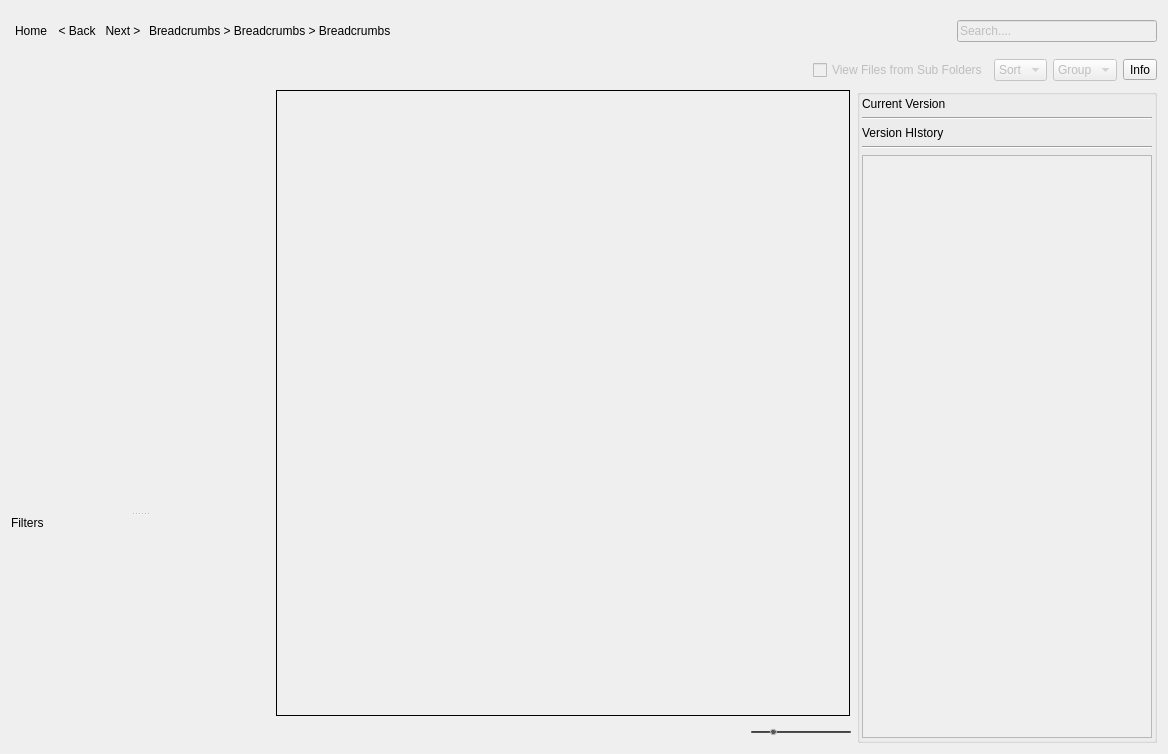
Old version of the form resources/dialog.ui in the repository shotgunsoftware/tk-multi-loader2.
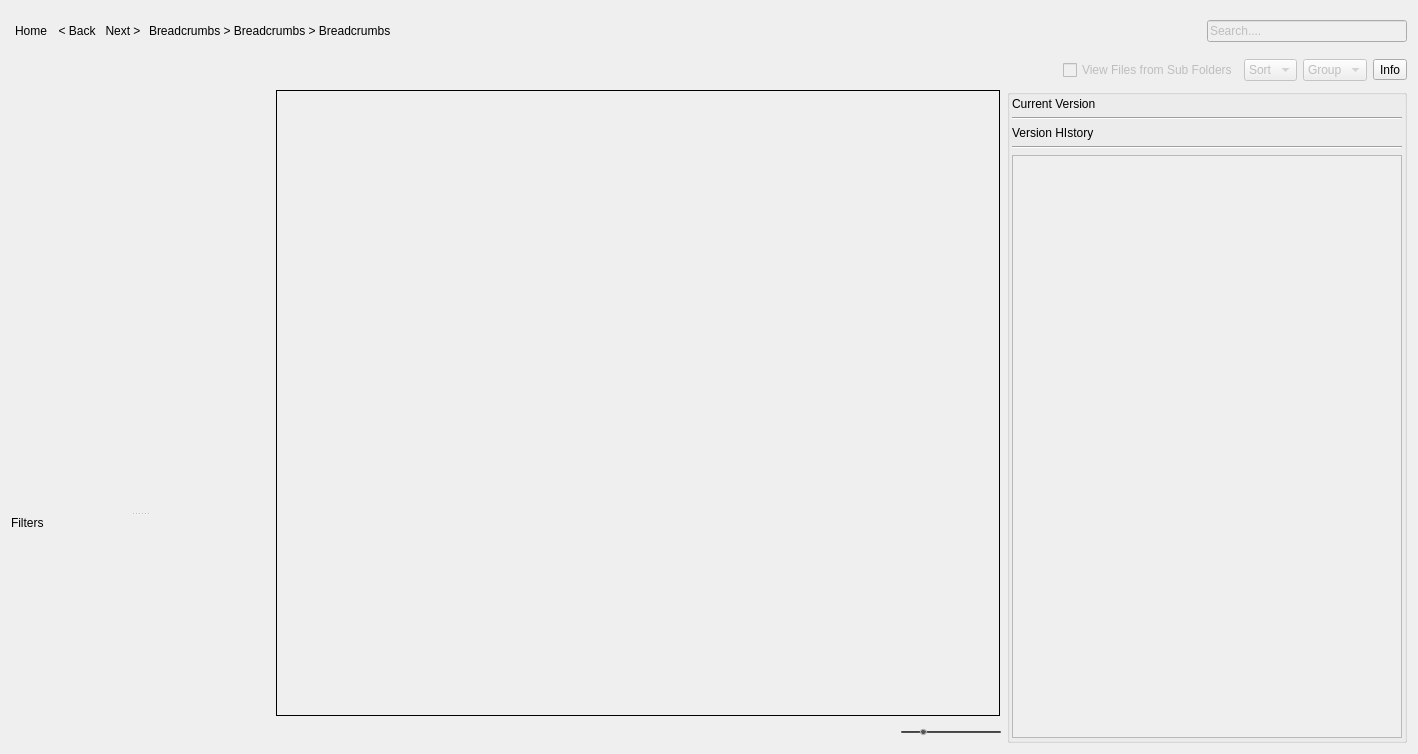
New version of the form. Icons and pictures are not drawn.

What changed in the file:
```diff
--- a/resources/dialog.ui
+++ b/resources/dialog.ui
@@ -6,7 +6,7 @@
    <rect>
     <x>0</x>
     <y>0</y>
-    <width>1168</width>
+    <width>1418</width>
     <height>754</height>
    </rect>
   </property>
@@ -370,13 +370,13 @@
     <widget class="QGroupBox" name="details">
      <property name="minimumSize">
       <size>
-       <width>300</width>
+       <width>400</width>
        <height>0</height>
       </size>
      </property>
      <property name="maximumSize">
       <size>
-       <width>300</width>
+       <width>400</width>
        <height>16777215</height>
       </size>
      </property>
@@ -438,7 +438,7 @@
               <rect>
                <x>0</x>
                <y>0</y>
-               <width>288</width>
+               <width>388</width>
                <height>521</height>
               </rect>
              </property>
```
